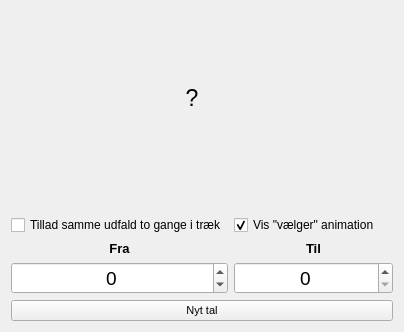
The window that tabs/selectorrandomvalue.ui (froksen/opencltoolsv2) describes before a commit, drawn with Qt 5.
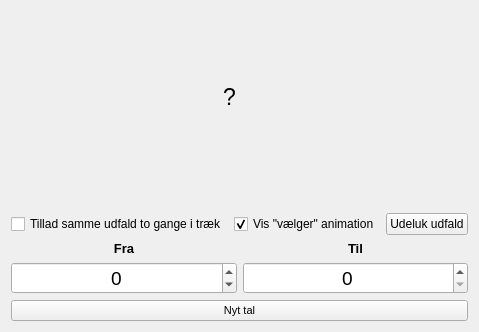
The same window after the commit.

Commit message: Tilføjet udeluk udfald knap i GUI

```diff
--- a/tabs/selectorrandomvalue.ui
+++ b/tabs/selectorrandomvalue.ui
@@ -71,24 +71,33 @@
    </item>
    <item>
     <layout class="QGridLayout" name="gridLayout">
-     <item row="2" column="0">
-      <widget class="QLabel" name="label">
-       <property name="font">
-        <font>
-         <pointsize>10</pointsize>
-         <weight>75</weight>
-         <bold>true</bold>
-        </font>
+     <item row="1" column="2">
+      <widget class="QPushButton" name="excludeOutcomeButton">
+       <property name="text">
+        <string>Udeluk udfald</string>
        </property>
+      </widget>
+     </item>
+     <item row="1" column="0">
+      <widget class="QCheckBox" name="cbAllowSameOutcomeTwice">
        <property name="text">
-        <string>Fra</string>
+        <string>Tillad samme udfald to gange i træk</string>
        </property>
-       <property name="alignment">
-        <set>Qt::AlignCenter</set>
+      </widget>
+     </item>
+     <item row="1" column="1">
+      <widget class="QCheckBox" name="cbShowAnimationShade">
+       <property name="text">
+        <string>Vis &quot;vælger&quot; animation</string>
        </property>
+       <property name="checked">
+        <bool>true</bool>
+       </property>
       </widget>
      </item>
-     <item row="3" column="0">
+     <item row="3" column="0" colspan="3">
+      <layout class="QGridLayout" name="gridLayout_3">
+       <item row="2" column="1">
       <widget class="QSpinBox" name="sbNumberFrom">
        <property name="font">
         <font>
@@ -106,7 +115,19 @@
        </property>
       </widget>
      </item>
-     <item row="2" column="1">
+       <item row="2" column="2">
+        <widget class="QSpinBox" name="sbNumberTo">
+         <property name="font">
+          <font>
+           <pointsize>14</pointsize>
+          </font>
+         </property>
+         <property name="alignment">
+          <set>Qt::AlignCenter</set>
+         </property>
+        </widget>
+       </item>
+       <item row="0" column="2">
       <widget class="QLabel" name="label_2">
        <property name="font">
         <font>
@@ -123,34 +144,24 @@
        </property>
       </widget>
      </item>
-     <item row="1" column="1">
-      <widget class="QCheckBox" name="cbShowAnimationShade">
-       <property name="text">
-        <string>Vis &quot;vælger&quot; animation</string>
-       </property>
-       <property name="checked">
-        <bool>true</bool>
-       </property>
-      </widget>
-     </item>
-     <item row="1" column="0">
-      <widget class="QCheckBox" name="cbAllowSameOutcomeTwice">
-       <property name="text">
-        <string>Tillad samme udfald to gange i træk</string>
-       </property>
-      </widget>
-     </item>
-     <item row="3" column="1">
-      <widget class="QSpinBox" name="sbNumberTo">
+       <item row="0" column="1">
+        <widget class="QLabel" name="label">
        <property name="font">
         <font>
-         <pointsize>14</pointsize>
-        </font>
-       </property>
+           <pointsize>10</pointsize>
+           <weight>75</weight>
+           <bold>true</bold>
+          </font>
+         </property>
+         <property name="text">
+          <string>Fra</string>
+         </property>
        <property name="alignment">
         <set>Qt::AlignCenter</set>
        </property>
       </widget>
+       </item>
+      </layout>
      </item>
     </layout>
    </item>
```
Lines whose indentation alone changed are shown as unchanged.
